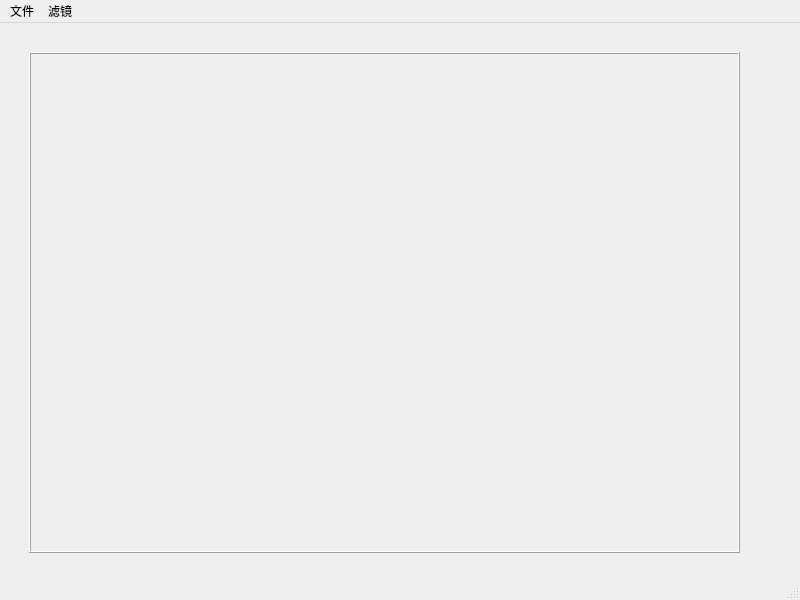
The window that mainwindow.ui (TTTrails/SoftWare_Management) describes before a commit, drawn with Qt 5.
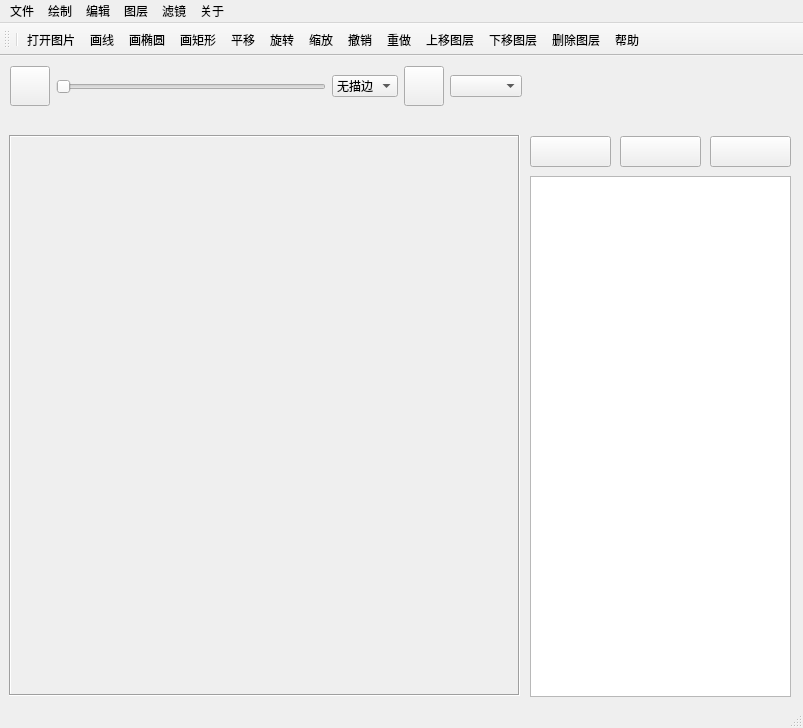
The same window after the commit. Icons and pictures are not drawn.

The edit to the form file:
```diff
--- a/mainwindow.ui
+++ b/mainwindow.ui
@@ -6,58 +6,493 @@
    <rect>
     <x>0</x>
     <y>0</y>
-    <width>800</width>
-    <height>600</height>
+    <width>803</width>
+    <height>728</height>
    </rect>
   </property>
   <property name="windowTitle">
    <string>MainWindow</string>
   </property>
   <widget class="QWidget" name="centralwidget">
+   <property name="enabled">
+    <bool>true</bool>
+   </property>
+   <widget class="QWidget" name="horizontalLayoutWidget">
+    <property name="geometry">
+     <rect>
+      <x>10</x>
+      <y>0</y>
+      <width>781</width>
+      <height>61</height>
+     </rect>
+    </property>
+    <layout class="QHBoxLayout" name="horizontalLayout">
+     <item>
+      <widget class="QPushButton" name="pushButton_2">
+       <property name="minimumSize">
+        <size>
+         <width>40</width>
+         <height>40</height>
+        </size>
+       </property>
+       <property name="baseSize">
+        <size>
+         <width>0</width>
+         <height>5</height>
+        </size>
+       </property>
+       <property name="text">
+        <string/>
+       </property>
+      </widget>
+     </item>
+     <item>
+      <widget class="QSlider" name="horizontalSlider">
+       <property name="orientation">
+        <enum>Qt::Horizontal</enum>
+       </property>
+      </widget>
+     </item>
+     <item>
+      <widget class="QComboBox" name="comboBox">
+       <item>
+        <property name="text">
+         <string>无描边</string>
+        </property>
+       </item>
+       <item>
+        <property name="text">
+         <string>实线</string>
+        </property>
+       </item>
+       <item>
+        <property name="text">
+         <string>虚线</string>
+        </property>
+       </item>
+       <item>
+        <property name="text">
+         <string>点线</string>
+        </property>
+       </item>
+       <item>
+        <property name="text">
+         <string>点划线</string>
+        </property>
+       </item>
+      </widget>
+     </item>
+     <item>
+      <widget class="QPushButton" name="pushButton">
+       <property name="minimumSize">
+        <size>
+         <width>40</width>
+         <height>40</height>
+        </size>
+       </property>
+       <property name="baseSize">
+        <size>
+         <width>60</width>
+         <height>60</height>
+        </size>
+       </property>
+       <property name="text">
+        <string/>
+       </property>
+      </widget>
+     </item>
+     <item>
+      <widget class="QComboBox" name="comboBox_2"/>
+     </item>
+     <item>
+      <spacer name="horizontalSpacer">
+       <property name="orientation">
+        <enum>Qt::Horizontal</enum>
+       </property>
+       <property name="sizeHint" stdset="0">
+        <size>
+         <width>40</width>
+         <height>20</height>
+        </size>
+       </property>
+      </spacer>
+     </item>
+    </layout>
+   </widget>
+   <widget class="QPushButton" name="pushButton_3">
+    <property name="geometry">
+     <rect>
+      <x>530</x>
+      <y>80</y>
+      <width>81</width>
+      <height>31</height>
+     </rect>
+    </property>
+    <property name="text">
+     <string/>
+    </property>
+    <property name="icon">
+     <iconset resource="image.qrc">
+      <normaloff>:/images/up.png</normaloff>:/images/up.png</iconset>
+    </property>
+    <property name="iconSize">
+     <size>
+      <width>30</width>
+      <height>30</height>
+     </size>
+    </property>
+   </widget>
+   <widget class="QListWidget" name="listWidget">
+    <property name="geometry">
+     <rect>
+      <x>530</x>
+      <y>120</y>
+      <width>261</width>
+      <height>521</height>
+     </rect>
+    </property>
+   </widget>
+   <widget class="QPushButton" name="pushButton_4">
+    <property name="geometry">
+     <rect>
+      <x>620</x>
+      <y>80</y>
+      <width>81</width>
+      <height>31</height>
+     </rect>
+    </property>
+    <property name="text">
+     <string/>
+    </property>
+    <property name="icon">
+     <iconset resource="image.qrc">
+      <normaloff>:/images/down.png</normaloff>:/images/down.png</iconset>
+    </property>
+    <property name="iconSize">
+     <size>
+      <width>30</width>
+      <height>30</height>
+     </size>
+    </property>
+   </widget>
+   <widget class="QPushButton" name="pushButton_5">
+    <property name="geometry">
+     <rect>
+      <x>710</x>
+      <y>80</y>
+      <width>81</width>
+      <height>31</height>
+     </rect>
+    </property>
+    <property name="text">
+     <string/>
+    </property>
+    <property name="icon">
+     <iconset resource="image.qrc">
+      <normaloff>:/images/del.png</normaloff>:/images/del.png</iconset>
+    </property>
+    <property name="iconSize">
+     <size>
+      <width>30</width>
+      <height>30</height>
+     </size>
+    </property>
+   </widget>
    <widget class="QFrame" name="frame">
     <property name="geometry">
      <rect>
-      <x>29</x>
-      <y>29</y>
-      <width>711</width>
-      <height>501</height>
+      <x>9</x>
+      <y>79</y>
+      <width>511</width>
+      <height>561</height>
      </rect>
     </property>
     <property name="frameShape">
      <enum>QFrame::Box</enum>
     </property>
     <property name="frameShadow">
-     <enum>QFrame::Raised</enum>
+     <enum>QFrame::Sunken</enum>
     </property>
    </widget>
   </widget>
+  <widget class="QStatusBar" name="statusbar"/>
   <widget class="QMenuBar" name="menubar">
    <property name="geometry">
     <rect>
      <x>0</x>
      <y>0</y>
-     <width>800</width>
+     <width>803</width>
      <height>21</height>
     </rect>
    </property>
-   <widget class="QMenu" name="menu">
+   <widget class="QMenu" name="file">
     <property name="title">
      <string>文件</string>
     </property>
     <addaction name="action_openPic"/>
    </widget>
-   <widget class="QMenu" name="menu_2">
+   <widget class="QMenu" name="draw">
+    <property name="title">
+     <string>绘制</string>
+    </property>
+    <addaction name="drawline"/>
+    <addaction name="drawcircle"/>
+    <addaction name="drawjuxing"/>
+   </widget>
+   <widget class="QMenu" name="edit">
+    <property name="title">
+     <string>编辑</string>
+    </property>
+    <addaction name="pingyi"/>
+    <addaction name="xuanzhuan"/>
+    <addaction name="suofang"/>
+    <addaction name="chexiao"/>
+    <addaction name="chongzuo"/>
+   </widget>
+   <widget class="QMenu" name="picture">
+    <property name="title">
+     <string>图层</string>
+    </property>
+    <addaction name="up"/>
+    <addaction name="down"/>
+    <addaction name="delete_2"/>
+    <addaction name="hebing"/>
+   </widget>
+   <widget class="QMenu" name="camera">
     <property name="title">
      <string>滤镜</string>
     </property>
    </widget>
-   <addaction name="menu"/>
-   <addaction name="menu_2"/>
+   <widget class="QMenu" name="about">
+    <property name="title">
+     <string>关于</string>
+    </property>
+    <addaction name="action_23"/>
+    <addaction name="help"/>
+   </widget>
+   <addaction name="file"/>
+   <addaction name="draw"/>
+   <addaction name="edit"/>
+   <addaction name="picture"/>
+   <addaction name="camera"/>
+   <addaction name="about"/>
   </widget>
-  <widget class="QStatusBar" name="statusbar"/>
+  <widget class="QToolBar" name="toolBar">
+   <property name="windowTitle">
+    <string>toolBar</string>
+   </property>
+   <attribute name="toolBarArea">
+    <enum>TopToolBarArea</enum>
+   </attribute>
+   <attribute name="toolBarBreak">
+    <bool>false</bool>
+   </attribute>
+   <addaction name="separator"/>
+   <addaction name="action_openPic"/>
+   <addaction name="drawline"/>
+   <addaction name="drawcircle"/>
+   <addaction name="drawjuxing"/>
+   <addaction name="pingyi"/>
+   <addaction name="xuanzhuan"/>
+   <addaction name="suofang"/>
+   <addaction name="chexiao"/>
+   <addaction name="chongzuo"/>
+   <addaction name="up"/>
+   <addaction name="down"/>
+   <addaction name="delete_2"/>
+   <addaction name="help"/>
+  </widget>
+  <action name="newproject">
+   <property name="icon">
+    <iconset resource="image.qrc">
+     <normaloff>:/images/New Window.ico</normaloff>:/images/New Window.ico</iconset>
+   </property>
+   <property name="text">
+    <string>新建工程</string>
+   </property>
+  </action>
+  <action name="openproject">
+   <property name="icon">
+    <iconset resource="image.qrc">
+     <normaloff>:/images/open.png</normaloff>:/images/open.png</iconset>
+   </property>
+   <property name="text">
+    <string>打开工程</string>
+   </property>
+  </action>
   <action name="action_openPic">
    <property name="text">
-    <string>打开图片</string>
+    <string>打开图片
+</string>
+   </property>
+  </action>
+  <action name="saveproject">
+   <property name="icon">
+    <iconset resource="image.qrc">
+     <normaloff>:/images/save.png</normaloff>:/images/save.png</iconset>
+   </property>
+   <property name="text">
+    <string>保存工程</string>
+   </property>
+  </action>
+  <action name="saveas">
+   <property name="icon">
+    <iconset resource="image.qrc">
+     <normaloff>:/images/saveas.png</normaloff>:/images/saveas.png</iconset>
+   </property>
+   <property name="text">
+    <string>另存为图片</string>
+   </property>
+  </action>
+  <action name="drawline">
+   <property name="icon">
+    <iconset resource="image.qrc">
+     <normaloff>:/images/line.png</normaloff>:/images/line.png</iconset>
+   </property>
+   <property name="text">
+    <string>画线
+</string>
+   </property>
+  </action>
+  <action name="drawcircle">
+   <property name="icon">
+    <iconset resource="image.qrc">
+     <normaloff>:/images/circle.png</normaloff>:/images/circle.png</iconset>
+   </property>
+   <property name="text">
+    <string>画椭圆</string>
+   </property>
+  </action>
+  <action name="drawjuxing">
+   <property name="icon">
+    <iconset resource="image.qrc">
+     <normaloff>:/images/juxing.png</normaloff>:/images/juxing.png</iconset>
+   </property>
+   <property name="text">
+    <string>画矩形</string>
+   </property>
+  </action>
+  <action name="pingyi">
+   <property name="icon">
+    <iconset resource="image.qrc">
+     <normaloff>:/images/move.png</normaloff>:/images/move.png</iconset>
+   </property>
+   <property name="text">
+    <string>平移</string>
+   </property>
+  </action>
+  <action name="xuanzhuan">
+   <property name="icon">
+    <iconset resource="image.qrc">
+     <normaloff>:/images/xuanzhuan.png</normaloff>:/images/xuanzhuan.png</iconset>
+   </property>
+   <property name="text">
+    <string>旋转</string>
+   </property>
+  </action>
+  <action name="suofang">
+   <property name="icon">
+    <iconset resource="image.qrc">
+     <normaloff>:/images/suofang.png</normaloff>:/images/suofang.png</iconset>
+   </property>
+   <property name="text">
+    <string>缩放</string>
+   </property>
+  </action>
+  <action name="chexiao">
+   <property name="icon">
+    <iconset resource="image.qrc">
+     <normaloff>:/images/undo.png</normaloff>:/images/undo.png</iconset>
+   </property>
+   <property name="text">
+    <string>撤销</string>
+   </property>
+  </action>
+  <action name="chongzuo">
+   <property name="icon">
+    <iconset resource="image.qrc">
+     <normaloff>:/images/redo.png</normaloff>:/images/redo.png</iconset>
+   </property>
+   <property name="text">
+    <string>重做</string>
+   </property>
+  </action>
+  <action name="up">
+   <property name="icon">
+    <iconset resource="image.qrc">
+     <normaloff>:/images/up.png</normaloff>:/images/up.png</iconset>
+   </property>
+   <property name="text">
+    <string>上移图层</string>
+   </property>
+  </action>
+  <action name="down">
+   <property name="icon">
+    <iconset resource="image.qrc">
+     <normaloff>:/images/down.png</normaloff>:/images/down.png</iconset>
+   </property>
+   <property name="text">
+    <string>下移图层</string>
+   </property>
+  </action>
+  <action name="delete_2">
+   <property name="icon">
+    <iconset resource="image.qrc">
+     <normaloff>:/images/del.png</normaloff>:/images/del.png</iconset>
+   </property>
+   <property name="text">
+    <string>删除图层</string>
+   </property>
+  </action>
+  <action name="hebing">
+   <property name="icon">
+    <iconset resource="image.qrc">
+     <normaloff>:/images/combine.png</normaloff>:/images/combine.png</iconset>
+   </property>
+   <property name="text">
+    <string>合并全部图层</string>
+   </property>
+  </action>
+  <action name="reversecolor">
+   <property name="text">
+    <string>反色</string>
+   </property>
+  </action>
+  <action name="balanced">
+   <property name="text">
+    <string>直方图平衡</string>
+   </property>
+  </action>
+  <action name="action_20">
+   <property name="text">
+    <string>自动亮度适应</string>
+   </property>
+  </action>
+  <action name="action_21">
+   <property name="checkable">
+    <bool>false</bool>
+   </property>
+   <property name="text">
+    <string>灰阶化</string>
+   </property>
+  </action>
+  <action name="action_grey_to_binary">
+   <property name="text">
+    <string>二值化</string>
+   </property>
+  </action>
+  <action name="action_23">
+   <property name="text">
+    <string>关于此程序</string>
+   </property>
+  </action>
+  <action name="help">
+   <property name="icon">
+    <iconset resource="image.qrc">
+     <normaloff>:/images/help.png</normaloff>:/images/help.png</iconset>
+   </property>
+   <property name="text">
+    <string>帮助</string>
    </property>
   </action>
  </widget>
```
Left out of the diff: 23 changed lines with no effect on the pictures.
